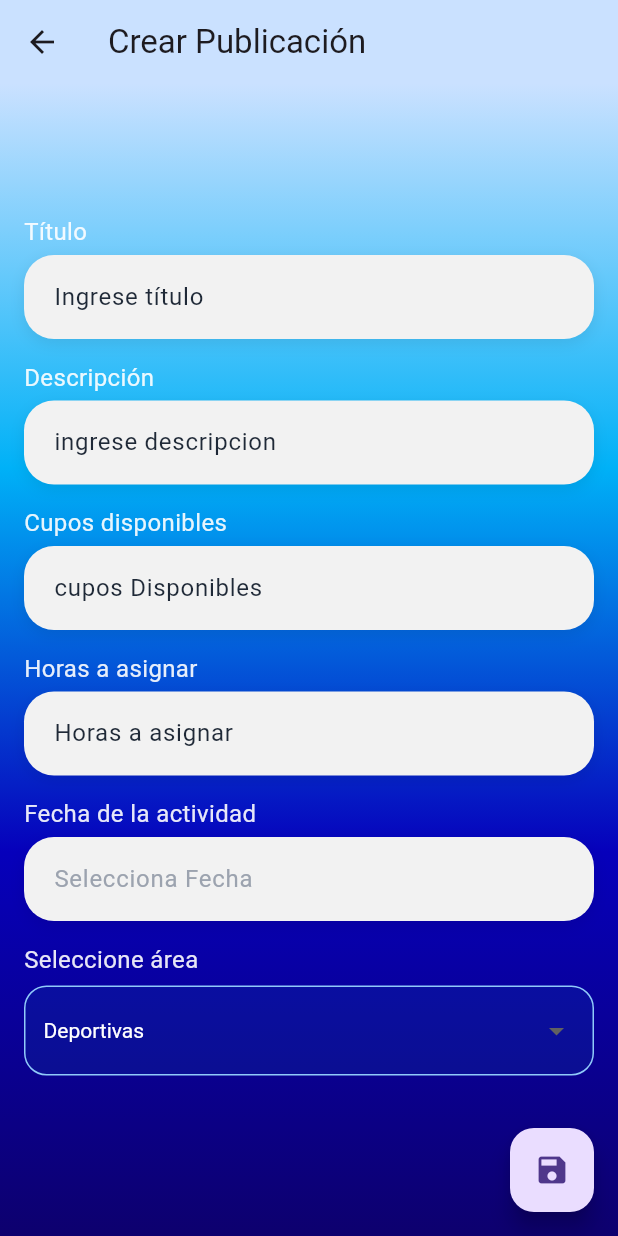
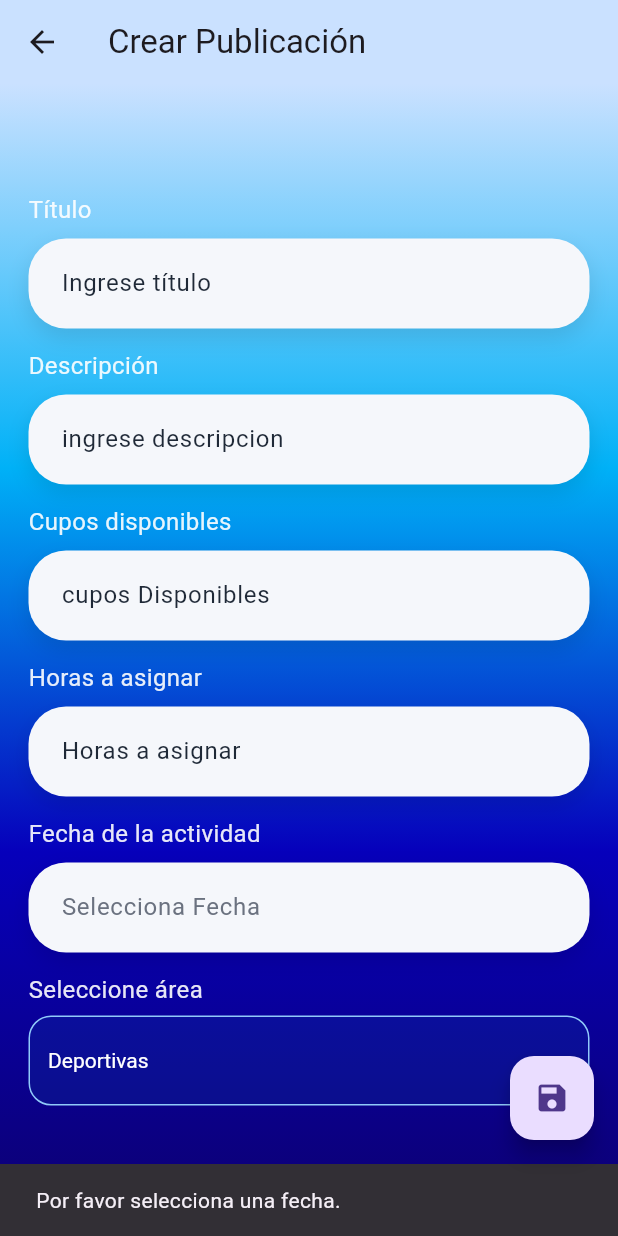
Before and after one commit to Jeffersontroches/Proyecto_lenguajes_programacion, a Flutter app: the CreatePublicacionPage screen opened by its route, after a tap on the "save" icon, on a phone screen of 412 x 824 dp. Run offline on Flutter 3.47's test engine with Material 3 defaults, Android fonts, the phone set to English and light mode, and no system bars; our stand-ins replace cloud_firestore, firebase_auth, firebase_core, google_sign_in; accounts and stored records are empty.

```diff
--- a/proyecto1.0/proyecto/lib/pages/create_publicacion_page.dart
+++ b/proyecto1.0/proyecto/lib/pages/create_publicacion_page.dart
@@ -104,7 +104,6 @@ class CreatePublicacionPageState extends State<CreatePublicacionPage> {
   Widget build(BuildContext context) {
     final isEditing = widget.publicacion != null;
     final labelStyle = TextStyle(
-      // ignore: deprecated_member_use
       color: Colors.white.withOpacity(0.9),
       fontSize: 16,
     );
@@ -129,7 +128,7 @@ class CreatePublicacionPageState extends State<CreatePublicacionPage> {
         ),
         child: Center(
           child: SingleChildScrollView(
-            padding: const EdgeInsets.all(16.0),
+            padding: const EdgeInsets.all(19.0),
             child: Column(
               crossAxisAlignment: CrossAxisAlignment.start,
               children: [
@@ -139,7 +138,7 @@ class CreatePublicacionPageState extends State<CreatePublicacionPage> {
                   focusNode: tituloFocus,
                   hint: 'Título',
                 ),
-                const SizedBox(height: 10),
+                const SizedBox(height: 5),
 
                 Text('Descripción', style: labelStyle),
                 CustomTextField(
@@ -147,7 +146,7 @@ class CreatePublicacionPageState extends State<CreatePublicacionPage> {
                   focusNode: descripcionFocus,
                   hint: 'Descripción',
                 ),
-                const SizedBox(height: 10),
+                const SizedBox(height: 5),
 
                 Text('Cupos disponibles', style: labelStyle),
                 CustomTextField(
@@ -156,7 +155,7 @@ class CreatePublicacionPageState extends State<CreatePublicacionPage> {
                   hint: 'Cupos',
                   inputType: TextInputType.number,
                 ),
-                const SizedBox(height: 10),
+                const SizedBox(height: 5),
 
                 Text('Horas a asignar', style: labelStyle),
                 CustomTextField(
@@ -165,7 +164,7 @@ class CreatePublicacionPageState extends State<CreatePublicacionPage> {
                   hint: 'Horas',
                   inputType: TextInputType.number,
                 ),
-                const SizedBox(height: 10),
+                const SizedBox(height: 5),
 
                 Text('Fecha de la actividad', style: labelStyle),
                 GestureDetector(
@@ -178,7 +177,7 @@ class CreatePublicacionPageState extends State<CreatePublicacionPage> {
                     ),
                   ),
                 ),
-                const SizedBox(height: 10),
+                const SizedBox(height: 5),
 
                 Text('Seleccione área', style: labelStyle),
                 const SizedBox(height: 6),
@@ -188,7 +187,6 @@ class CreatePublicacionPageState extends State<CreatePublicacionPage> {
                   child: Container(
                     padding: const EdgeInsets.symmetric(horizontal: 12),
                     decoration: BoxDecoration(
-                      // ignore: deprecated_member_use
                       color: Colors.blue.shade900.withOpacity(0.2),
                       borderRadius: BorderRadius.circular(15),
                       border: Border.all(color: Colors.blue.shade200),
@@ -215,7 +213,7 @@ class CreatePublicacionPageState extends State<CreatePublicacionPage> {
                     ),
                   ),
                 ),
-                const SizedBox(height: 20),
+                const SizedBox(height: 15),
               ],
             ),
           ),
@@ -223,7 +221,38 @@ class CreatePublicacionPageState extends State<CreatePublicacionPage> {
       ),
       floatingActionButton: FloatingActionButton(
         onPressed: () async {
-          if (selectedDateTime != null && horas.text.isNotEmpty) {
+          if (selectedDateTime == null) {
+            ScaffoldMessenger.of(context).showSnackBar(
+              const SnackBar(content: Text('Por favor selecciona una fecha.')),
+            );
+            return;
+          }
+
+          if (cupos.text.isEmpty || horas.text.isEmpty) {
+            ScaffoldMessenger.of(context).showSnackBar(
+              const SnackBar(
+                content: Text(
+                  'Por favor completa los campos de cupos y horas.',
+                ),
+              ),
+            );
+            return;
+          }
+
+          final cuposValue = int.tryParse(cupos.text);
+          final horasValue = int.tryParse(horas.text);
+
+          if (cuposValue == null || horasValue == null) {
+            ScaffoldMessenger.of(context).showSnackBar(
+              const SnackBar(
+                content: Text(
+                  'Los campos de cupos y horas solo deben contener números.',
+                ),
+              ),
+            );
+            return;
+          }
+
           final finalDateTime = DateTime(
             selectedDateTime!.year,
             selectedDateTime!.month,
@@ -235,6 +264,7 @@ class CreatePublicacionPageState extends State<CreatePublicacionPage> {
           final userId = FirebaseAuth.instance.currentUser?.uid;
 
           if (userId != null) {
+            final isEditing = widget.publicacion != null;
             final docRef =
                 isEditing
                     ? FirebaseFirestore.instance
@@ -248,9 +278,9 @@ class CreatePublicacionPageState extends State<CreatePublicacionPage> {
               id: docRef.id,
               titulo: titulo.text,
               descripcion: descripcion.text,
-                cupos: int.parse(cupos.text),
+              cupos: cuposValue,
               fecha: finalDateTime,
-                horas: int.parse(horas.text),
+              horas: horasValue,
               area: selectedArea,
               userId: userId,
             );
@@ -264,9 +294,7 @@ class CreatePublicacionPageState extends State<CreatePublicacionPage> {
             ScaffoldMessenger.of(context).showSnackBar(
               SnackBar(
                 content: Text(
-                    isEditing
-                        ? 'Publicación actualizada'
-                        : 'Publicación creada',
+                  isEditing ? 'Publicación actualizada' : 'Publicación creada',
                 ),
               ),
             );
@@ -277,7 +305,6 @@ class CreatePublicacionPageState extends State<CreatePublicacionPage> {
               ),
             );
           }
-          }
         },
         child: const Icon(Icons.save),
       ),
--- a/proyecto1.0/proyecto/lib/widgets/CustomTextField.dart
+++ b/proyecto1.0/proyecto/lib/widgets/CustomTextField.dart
@@ -21,15 +21,15 @@ class CustomTextField extends StatelessWidget {
   @override
   Widget build(BuildContext context) {
     return Container(
-      margin: const EdgeInsets.symmetric(vertical: 4), // menos espacio
+      margin: const EdgeInsets.symmetric(vertical: 8),
       decoration: BoxDecoration(
-        color: const Color(0xFFF2F2F2), // blanco suave
-        borderRadius: BorderRadius.circular(20),
+        color: const Color(0xFFF5F7FB),
+        borderRadius: BorderRadius.circular(25),
         boxShadow: [
           BoxShadow(
-            color: Colors.black.withOpacity(0.08),
-            blurRadius: 8,
-            offset: const Offset(0, 3),
+            color: Colors.black.withOpacity(0.1),
+            blurRadius: 12,
+            offset: const Offset(0, 6),
           ),
         ],
       ),
@@ -41,13 +41,13 @@ class CustomTextField extends StatelessWidget {
         style: const TextStyle(color: Color(0xFF1F2937), fontSize: 16),
         decoration: InputDecoration(
           prefixIcon:
-              icon != null ? Icon(icon, color: Color(0xFF6B7280)) : null,
+              icon != null ? Icon(icon, color: const Color(0xFF6B7280)) : null,
           hintText: hint,
-          hintStyle: const TextStyle(color: Color(0xFF9CA3AF)),
+          hintStyle: const TextStyle(color: Color(0xFF6B7280), fontSize: 16),
           border: InputBorder.none,
           contentPadding: const EdgeInsets.symmetric(
-            vertical: 16,
-            horizontal: 20,
+            vertical: 18,
+            horizontal: 22,
           ),
         ),
       ),
--- a/proyecto1.0/proyecto/pubspec.yaml
+++ b/proyecto1.0/proyecto/pubspec.yaml
@@ -50,12 +50,6 @@ dev_dependencies:
     sdk: flutter
 
 
-  flutter_launcher_icons: "^0.14.3"
-
-flutter_launcher_icons:
-  android: true
-  ios: false
-  image_path: "assets/images/puma.png"
 
 
   # The "flutter_lints" package below contains a set of recommended lints to
```
Also changed, not shown: proyecto1.0/proyecto/lib/main.dart (+3 -10 lines), proyecto1.0/proyecto/lib/pages/DetallePublicacionPage.dart (+8 -18 lines), proyecto1.0/proyecto/lib/pages/home_Page.dart (+5 -9 lines), proyecto1.0/proyecto/lib/pages/login_page.dart (+1 -6 lines), proyecto1.0/proyecto/lib/pages/suscrito_Page.dart (+3 -5 lines), proyecto1.0/proyecto/lib/routes/routes.dart (added, +27 -0 lines), proyecto1.0/proyecto/pubspec.lock, 1 other file. Lines whose indentation alone changed are shown as unchanged.
